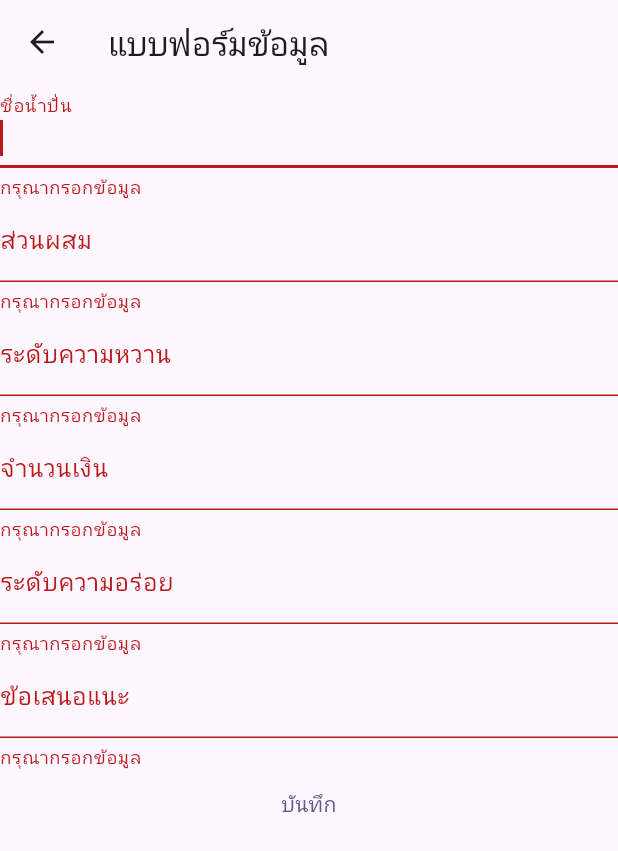
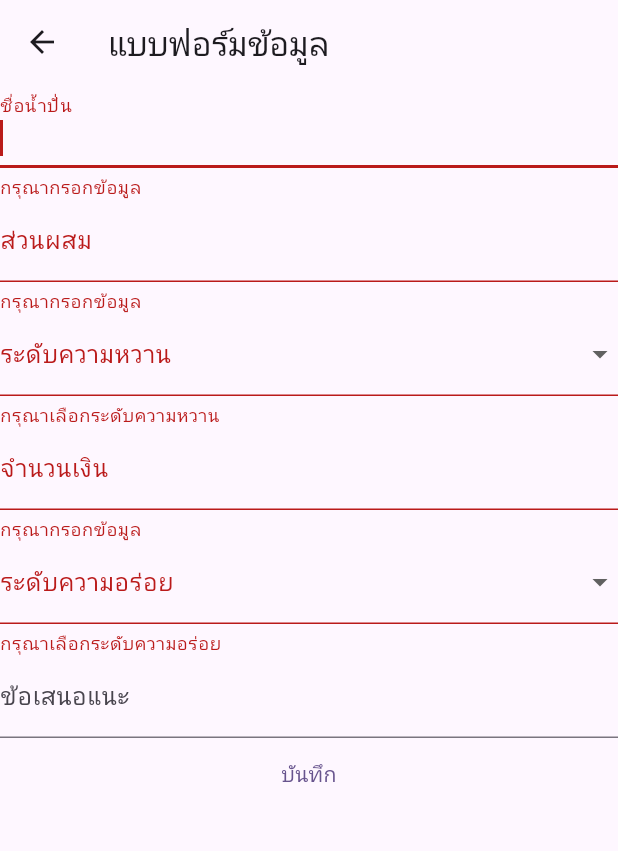
Before and after one commit to phonchai01/Project2ma, a Flutter app: the FormScreen screen opened directly, after a tap on "บันทึก", on a phone screen of 412 x 824 dp. Shown: the top 851 px of the screen. Run offline on Flutter 3.47's test engine with Material 3 defaults, Android fonts, the phone set to English and light mode, and no system bars; our stand-ins replace sembast.

Commit message:
FixBug_ChooseLv

```diff
--- a/lib/screens/form_screen.dart
+++ b/lib/screens/form_screen.dart
@@ -10,10 +10,10 @@ class FormScreen extends StatelessWidget {
   final formKey = GlobalKey<FormState>();
   final titleController = TextEditingController();
   final amountController = TextEditingController();
-  final lvSweetController = TextEditingController();
   final mixController = TextEditingController();
-  final lvTastyController = TextEditingController();
-  final suggestController = TextEditingController();
+  final suggestController = TextEditingController(); // เพิ่มตัวแปรนี้
+  String? selectedSweetness;
+  String? selectedTastyLevel;
 
   @override
   Widget build(BuildContext context) {
@@ -50,14 +50,24 @@ class FormScreen extends StatelessWidget {
                 return null;
               },
             ),
-            TextFormField(
+            DropdownButtonFormField<String>(
               decoration: const InputDecoration(
                 labelText: 'ระดับความหวาน',
               ),
-              controller: lvSweetController,
-              validator: (String? str) {
-                if (str!.isEmpty) {
-                  return 'กรุณากรอกข้อมูล';
+              value: selectedSweetness,
+              items: const [
+                DropdownMenuItem(value: 'ไม่หวาน', child: Text('ไม่หวาน')),
+                DropdownMenuItem(value: 'หวานน้อย', child: Text('หวานน้อย')),
+                DropdownMenuItem(value: 'หวานปกติ', child: Text('หวานปกติ')),
+                DropdownMenuItem(value: 'หวานปานกลาง', child: Text('หวานปานกลาง')),
+                DropdownMenuItem(value: 'หวานมาก', child: Text('หวานมาก')),
+              ],
+              onChanged: (value) {
+                selectedSweetness = value;
+              },
+              validator: (value) {
+                if (value == null) {
+                  return 'กรุณาเลือกระดับความหวาน';
                 }
                 return null;
               },
@@ -79,14 +89,24 @@ class FormScreen extends StatelessWidget {
                 return null;
               },
             ),
-            TextFormField(
+            DropdownButtonFormField<String>(
               decoration: const InputDecoration(
                 labelText: 'ระดับความอร่อย',
               ),
-              controller: lvTastyController,
-              validator: (String? str) {
-                if (str!.isEmpty) {
-                  return 'กรุณากรอกข้อมูล';
+              value: selectedTastyLevel,
+              items: const [
+                DropdownMenuItem(value: 'แย่มาก', child: Text('แย่มาก')),
+                DropdownMenuItem(value: 'ไม่อร่อย', child: Text('ไม่อร่อย')),
+                DropdownMenuItem(value: 'ปานกลาง', child: Text('ปานกลาง')),
+                DropdownMenuItem(value: 'อร่อย', child: Text('อร่อย')),
+                DropdownMenuItem(value: 'อร่อยมาก', child: Text('อร่อยมาก')),
+              ],
+              onChanged: (value) {
+                selectedTastyLevel = value;
+              },
+              validator: (value) {
+                if (value == null) {
+                  return 'กรุณาเลือกระดับความอร่อย';
                 }
                 return null;
               },
@@ -95,13 +115,7 @@ class FormScreen extends StatelessWidget {
               decoration: const InputDecoration(
                 labelText: 'ข้อเสนอแนะ',
               ),
-              controller: suggestController,
-              validator: (String? str) {
-                if (str!.isEmpty) {
-                  return 'กรุณากรอกข้อมูล';
-                }
-                return null;
-              },
+              controller: suggestController, // เพิ่ม TextFormField สำหรับข้อเสนอแนะ
             ),
             TextButton(
               child: const Text('บันทึก'),
@@ -115,15 +129,14 @@ class FormScreen extends StatelessWidget {
                     title: titleController.text,
                     amount: amountController.text,
                     mix: mixController.text,
-                    lvSweet: lvSweetController.text,
-                    lvTasty: lvTastyController.text,
-                    suggest: suggestController.text,
+                    lvSweet: selectedSweetness ?? 'ไม่ระบุ',
+                    lvTasty: selectedTastyLevel ?? 'ไม่ระบุ',
+                    suggest: suggestController.text, // ใช้ suggestController
                     date: DateTime.now(),
                   );
 
                   var provider = Provider.of<TransactionProvider>(context, listen: false);
                   provider.addTransaction(statement);
-
                   Navigator.pop(context);
                 }
               },
```
